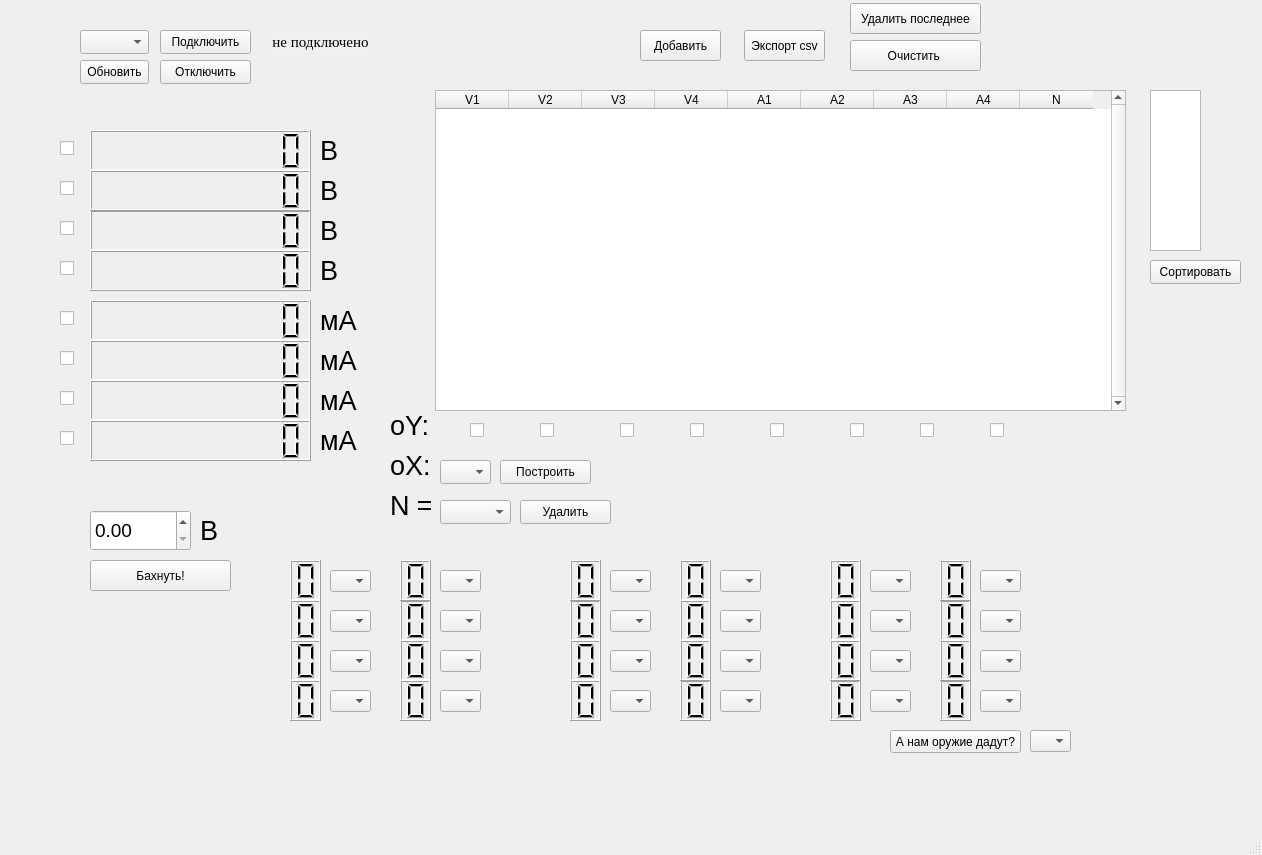
Old version of the form interface.ui in the repository KejLater/lab_stand.
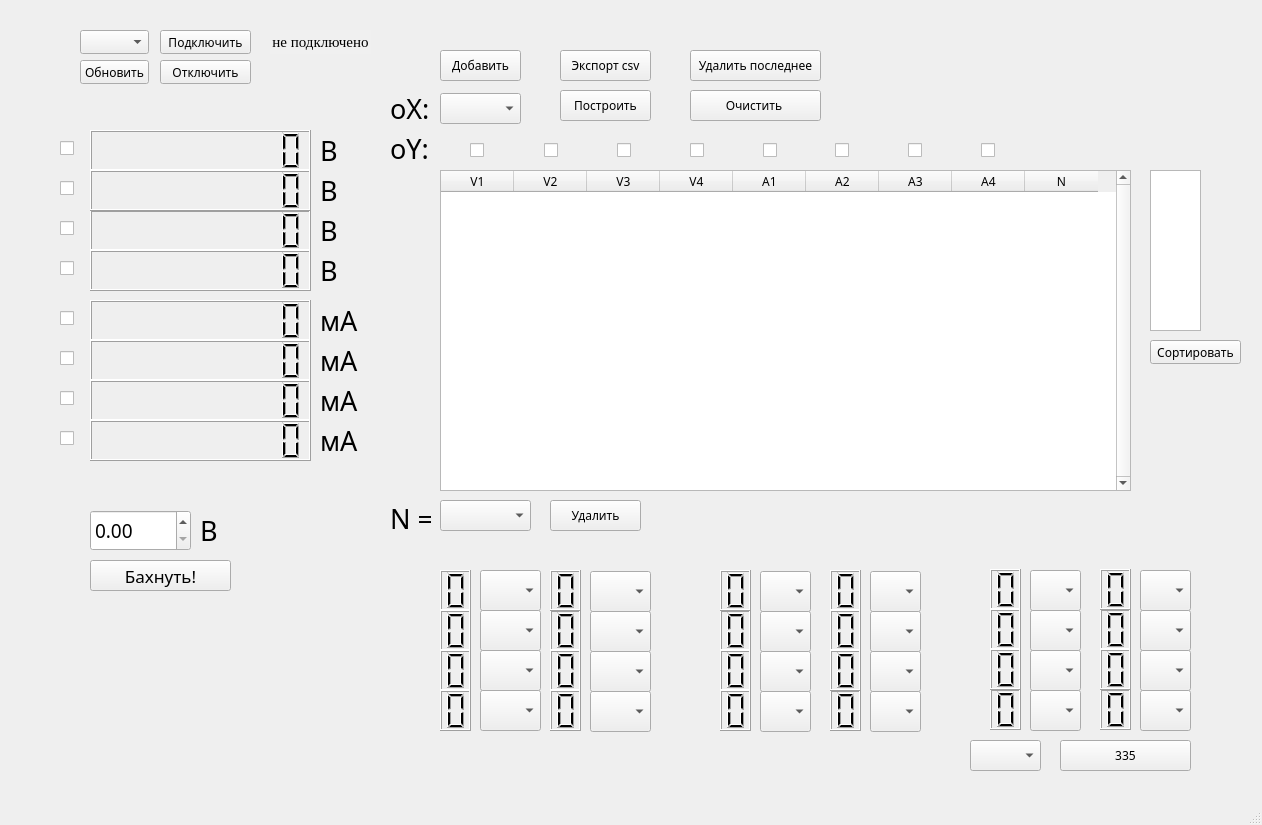
New version of the form.

Commit message: Font changed, graph builder changed

Patch:
```diff
--- a/interface.ui
+++ b/interface.ui
@@ -7,11 +7,13 @@
     <x>0</x>
     <y>0</y>
     <width>1262</width>
-    <height>855</height>
+    <height>825</height>
    </rect>
   </property>
   <property name="font">
    <font>
+    <family>Century Gothic</family>
+    <pointsize>9</pointsize>
     <strikeout>false</strikeout>
    </font>
   </property>
@@ -353,7 +355,7 @@
      <rect>
       <x>320</x>
       <y>300</y>
-      <width>41</width>
+      <width>51</width>
       <height>41</height>
      </rect>
     </property>
@@ -369,7 +371,7 @@
      <rect>
       <x>320</x>
       <y>340</y>
-      <width>41</width>
+      <width>51</width>
       <height>41</height>
      </rect>
     </property>
@@ -385,7 +387,7 @@
      <rect>
       <x>320</x>
       <y>380</y>
-      <width>41</width>
+      <width>51</width>
       <height>41</height>
      </rect>
     </property>
@@ -401,7 +403,7 @@
      <rect>
       <x>320</x>
       <y>420</y>
-      <width>41</width>
+      <width>51</width>
       <height>41</height>
      </rect>
     </property>
@@ -919,10 +921,10 @@
    <widget class="QPushButton" name="build_graph_button">
     <property name="geometry">
      <rect>
-      <x>500</x>
-      <y>460</y>
+      <x>560</x>
+      <y>90</y>
       <width>91</width>
-      <height>24</height>
+      <height>31</height>
      </rect>
     </property>
     <property name="text">
@@ -932,8 +934,8 @@
    <widget class="QPushButton" name="add_data_to_df_button">
     <property name="geometry">
      <rect>
-      <x>640</x>
-      <y>30</y>
+      <x>440</x>
+      <y>50</y>
       <width>81</width>
       <height>31</height>
      </rect>
@@ -945,8 +947,8 @@
    <widget class="QTableWidget" name="table_widget">
     <property name="geometry">
      <rect>
-      <x>435</x>
-      <y>90</y>
+      <x>440</x>
+      <y>170</y>
       <width>691</width>
       <height>321</height>
      </rect>
@@ -1046,7 +1048,7 @@
     <property name="geometry">
      <rect>
       <x>470</x>
-      <y>420</y>
+      <y>140</y>
       <width>21</width>
       <height>21</height>
      </rect>
@@ -1058,8 +1060,8 @@
    <widget class="QCheckBox" name="V2_y">
     <property name="geometry">
      <rect>
-      <x>540</x>
-      <y>420</y>
+      <x>544</x>
+      <y>140</y>
       <width>21</width>
       <height>21</height>
      </rect>
@@ -1071,8 +1073,8 @@
    <widget class="QCheckBox" name="V3_y">
     <property name="geometry">
      <rect>
-      <x>620</x>
-      <y>420</y>
+      <x>617</x>
+      <y>140</y>
       <width>21</width>
       <height>21</height>
      </rect>
@@ -1085,7 +1087,7 @@
     <property name="geometry">
      <rect>
       <x>690</x>
-      <y>420</y>
+      <y>140</y>
       <width>21</width>
       <height>21</height>
      </rect>
@@ -1097,8 +1099,8 @@
    <widget class="QCheckBox" name="A1_y">
     <property name="geometry">
      <rect>
-      <x>770</x>
-      <y>420</y>
+      <x>763</x>
+      <y>140</y>
       <width>21</width>
       <height>21</height>
      </rect>
@@ -1110,8 +1112,8 @@
    <widget class="QCheckBox" name="A2_y">
     <property name="geometry">
      <rect>
-      <x>850</x>
-      <y>420</y>
+      <x>835</x>
+      <y>140</y>
       <width>21</width>
       <height>21</height>
      </rect>
@@ -1123,8 +1125,8 @@
    <widget class="QCheckBox" name="A3_y">
     <property name="geometry">
      <rect>
-      <x>920</x>
-      <y>420</y>
+      <x>908</x>
+      <y>140</y>
       <width>21</width>
       <height>21</height>
      </rect>
@@ -1136,8 +1138,8 @@
    <widget class="QCheckBox" name="A4_y">
     <property name="geometry">
      <rect>
-      <x>990</x>
-      <y>420</y>
+      <x>981</x>
+      <y>140</y>
       <width>21</width>
       <height>21</height>
      </rect>
@@ -1171,6 +1173,13 @@
       <height>31</height>
      </rect>
     </property>
+    <property name="font">
+     <font>
+      <family>Century Gothic</family>
+      <pointsize>13</pointsize>
+      <strikeout>false</strikeout>
+     </font>
+    </property>
     <property name="text">
      <string>Бахнуть!</string>
     </property>
@@ -1191,9 +1200,9 @@
    <widget class="QPushButton" name="export_csv_button">
     <property name="geometry">
      <rect>
-      <x>744</x>
-      <y>30</y>
-      <width>81</width>
+      <x>560</x>
+      <y>50</y>
+      <width>91</width>
       <height>31</height>
      </rect>
     </property>
@@ -1204,8 +1213,8 @@
    <widget class="QPushButton" name="remove_last_from_df_button">
     <property name="geometry">
      <rect>
-      <x>850</x>
-      <y>3</y>
+      <x>690</x>
+      <y>50</y>
       <width>131</width>
       <height>31</height>
      </rect>
@@ -1217,8 +1226,8 @@
    <widget class="QPushButton" name="reset_df_and_table_button">
     <property name="geometry">
      <rect>
-      <x>850</x>
-      <y>40</y>
+      <x>690</x>
+      <y>90</y>
       <width>131</width>
       <height>31</height>
      </rect>
@@ -1231,13 +1240,14 @@
     <property name="geometry">
      <rect>
       <x>440</x>
-      <y>460</y>
-      <width>51</width>
-      <height>24</height>
+      <y>93</y>
+      <width>81</width>
+      <height>31</height>
      </rect>
     </property>
     <property name="font">
      <font>
+      <family>Century Gothic</family>
       <pointsize>11</pointsize>
       <strikeout>false</strikeout>
      </font>
@@ -1250,7 +1260,7 @@
     <property name="geometry">
      <rect>
       <x>390</x>
-      <y>450</y>
+      <y>90</y>
       <width>41</width>
       <height>31</height>
      </rect>
@@ -1266,7 +1276,7 @@
     <property name="geometry">
      <rect>
       <x>390</x>
-      <y>410</y>
+      <y>130</y>
       <width>41</width>
       <height>31</height>
      </rect>
@@ -1279,7 +1289,7 @@
     <property name="geometry">
      <rect>
       <x>1150</x>
-      <y>260</y>
+      <y>340</y>
       <width>91</width>
       <height>24</height>
      </rect>
@@ -1295,7 +1305,7 @@
     <property name="geometry">
      <rect>
       <x>390</x>
-      <y>490</y>
+      <y>500</y>
       <width>41</width>
       <height>31</height>
      </rect>
@@ -1307,10 +1317,10 @@
    <widget class="QPushButton" name="delete_by_N_button">
     <property name="geometry">
      <rect>
-      <x>520</x>
+      <x>550</x>
       <y>500</y>
       <width>91</width>
-      <height>24</height>
+      <height>31</height>
      </rect>
     </property>
     <property name="text">
@@ -1322,12 +1332,13 @@
      <rect>
       <x>440</x>
       <y>500</y>
-      <width>71</width>
-      <height>24</height>
+      <width>91</width>
+      <height>31</height>
      </rect>
     </property>
     <property name="font">
      <font>
+      <family>Century Gothic</family>
       <pointsize>11</pointsize>
       <strikeout>false</strikeout>
      </font>
@@ -1344,6 +1355,7 @@
     </property>
     <property name="font">
      <font>
+      <family>Century Gothic</family>
       <pointsize>14</pointsize>
       <strikeout>false</strikeout>
      </font>
@@ -1364,8 +1376,8 @@
    <widget class="QLCDNumber" name="lcd_io_0">
     <property name="geometry">
      <rect>
-      <x>290</x>
-      <y>560</y>
+      <x>440</x>
+      <y>570</y>
       <width>31</width>
       <height>41</height>
      </rect>
@@ -1380,8 +1392,8 @@
    <widget class="QLCDNumber" name="lcd_io_1">
     <property name="geometry">
      <rect>
-      <x>290</x>
-      <y>600</y>
+      <x>440</x>
+      <y>610</y>
       <width>31</width>
       <height>41</height>
      </rect>
@@ -1396,8 +1408,8 @@
    <widget class="QLCDNumber" name="lcd_io_2">
     <property name="geometry">
      <rect>
-      <x>290</x>
-      <y>640</y>
+      <x>440</x>
+      <y>650</y>
       <width>31</width>
       <height>41</height>
      </rect>
@@ -1412,8 +1424,8 @@
    <widget class="QLCDNumber" name="lcd_io_3">
     <property name="geometry">
      <rect>
-      <x>290</x>
-      <y>680</y>
+      <x>440</x>
+      <y>690</y>
       <width>31</width>
       <height>41</height>
      </rect>
@@ -1428,61 +1440,61 @@
    <widget class="QPushButton" name="reset_io_button">
     <property name="geometry">
      <rect>
-      <x>890</x>
-      <y>730</y>
+      <x>1060</x>
+      <y>740</y>
       <width>131</width>
-      <height>23</height>
+      <height>31</height>
      </rect>
     </property>
     <property name="text">
-     <string>А нам оружие дадут?</string>
+     <string>335</string>
     </property>
    </widget>
    <widget class="QComboBox" name="io_0_list">
     <property name="geometry">
      <rect>
-      <x>330</x>
+      <x>480</x>
       <y>570</y>
-      <width>41</width>
-      <height>22</height>
+      <width>61</width>
+      <height>41</height>
      </rect>
     </property>
    </widget>
    <widget class="QComboBox" name="io_1_list">
     <property name="geometry">
      <rect>
-      <x>330</x>
+      <x>480</x>
       <y>610</y>
-      <width>41</width>
-      <height>22</height>
+      <width>61</width>
+      <height>41</height>
      </rect>
     </property>
    </widget>
    <widget class="QComboBox" name="io_2_list">
     <property name="geometry">
      <rect>
-      <x>330</x>
+      <x>480</x>
       <y>650</y>
-      <width>41</width>
-      <height>22</height>
+      <width>61</width>
+      <height>41</height>
      </rect>
     </property>
    </widget>
    <widget class="QComboBox" name="io_3_list">
     <property name="geometry">
      <rect>
-      <x>330</x>
+      <x>480</x>
       <y>690</y>
-      <width>41</width>
-      <height>22</height>
+      <width>61</width>
+      <height>41</height>
      </rect>
     </property>
    </widget>
    <widget class="QLCDNumber" name="lcd_io_5">
     <property name="geometry">
      <rect>
-      <x>400</x>
-      <y>600</y>
+      <x>550</x>
+      <y>610</y>
       <width>31</width>
       <height>41</height>
      </rect>
@@ -1497,8 +1509,8 @@
    <widget class="QLCDNumber" name="lcd_io_4">
     <property name="geometry">
      <rect>
-      <x>400</x>
-      <y>560</y>
+      <x>550</x>
+      <y>570</y>
       <width>31</width>
       <height>41</height>
      </rect>
@@ -1513,8 +1525,8 @@
    <widget class="QLCDNumber" name="lcd_io_6">
     <property name="geometry">
      <rect>
-      <x>400</x>
-      <y>640</y>
+      <x>550</x>
+      <y>650</y>
       <width>31</width>
       <height>41</height>
      </rect>
@@ -1529,38 +1541,38 @@
    <widget class="QComboBox" name="io_5_list">
     <property name="geometry">
      <rect>
-      <x>440</x>
-      <y>610</y>
-      <width>41</width>
-      <height>22</height>
+      <x>590</x>
+      <y>611</y>
+      <width>61</width>
+      <height>41</height>
      </rect>
     </property>
    </widget>
    <widget class="QComboBox" name="io_4_list">
     <property name="geometry">
      <rect>
-      <x>440</x>
-      <y>570</y>
-      <width>41</width>
-      <height>22</height>
+      <x>590</x>
+      <y>571</y>
+      <width>61</width>
+      <height>41</height>
      </rect>
     </property>
    </widget>
    <widget class="QComboBox" name="io_6_list">
     <property name="geometry">
      <rect>
-      <x>440</x>
-      <y>650</y>
-      <width>41</width>
-      <height>22</height>
+      <x>590</x>
+      <y>651</y>
+      <width>61</width>
+      <height>41</height>
      </rect>
     </property>
    </widget>
    <widget class="QLCDNumber" name="lcd_io_7">
     <property name="geometry">
      <rect>
-      <x>400</x>
-      <y>680</y>
+      <x>550</x>
+      <y>690</y>
       <width>31</width>
       <height>41</height>
      </rect>
@@ -1575,18 +1587,18 @@
    <widget class="QComboBox" name="io_7_list">
     <property name="geometry">
      <rect>
-      <x>440</x>
-      <y>690</y>
-      <width>41</width>
-      <height>22</height>
+      <x>590</x>
+      <y>691</y>
+      <width>61</width>
+      <height>41</height>
      </rect>
     </property>
    </widget>
    <widget class="QLCDNumber" name="lcd_io_12">
     <property name="geometry">
      <rect>
-      <x>680</x>
-      <y>560</y>
+      <x>830</x>
+      <y>570</y>
       <width>31</width>
       <height>41</height>
      </rect>
@@ -1601,8 +1613,8 @@
    <widget class="QLCDNumber" name="lcd_io_9">
     <property name="geometry">
      <rect>
-      <x>570</x>
-      <y>600</y>
+      <x>720</x>
+      <y>610</y>
       <width>31</width>
       <height>41</height>
      </rect>
@@ -1617,8 +1629,8 @@
    <widget class="QLCDNumber" name="lcd_io_13">
     <property name="geometry">
      <rect>
-      <x>680</x>
-      <y>600</y>
+      <x>830</x>
+      <y>610</y>
       <width>31</width>
       <height>41</height>
      </rect>
@@ -1633,8 +1645,8 @@
    <widget class="QLCDNumber" name="lcd_io_8">
     <property name="geometry">
      <rect>
-      <x>570</x>
-      <y>560</y>
+      <x>720</x>
+      <y>570</y>
       <width>31</width>
       <height>41</height>
      </rect>
@@ -1649,18 +1661,18 @@
    <widget class="QComboBox" name="io_12_list">
     <property name="geometry">
      <rect>
-      <x>720</x>
-      <y>570</y>
-      <width>41</width>
-      <height>22</height>
+      <x>870</x>
+      <y>571</y>
+      <width>51</width>
+      <height>41</height>
      </rect>
     </property>
    </widget>
    <widget class="QLCDNumber" name="lcd_io_15">
     <property name="geometry">
      <rect>
-      <x>680</x>
-      <y>680</y>
+      <x>830</x>
+      <y>690</y>
       <width>31</width>
       <height>41</height>
      </rect>
@@ -1675,8 +1687,8 @@
    <widget class="QLCDNumber" name="lcd_io_10">
     <property name="geometry">
      <rect>
-      <x>570</x>
-      <y>640</y>
+      <x>720</x>
+      <y>650</y>
       <width>31</width>
       <height>41</height>
      </rect>
@@ -1691,58 +1703,58 @@
    <widget class="QComboBox" name="io_9_list">
     <property name="geometry">
      <rect>
-      <x>610</x>
-      <y>610</y>
-      <width>41</width>
-      <height>22</height>
+      <x>760</x>
+      <y>611</y>
+      <width>51</width>
+      <height>41</height>
      </rect>
     </property>
    </widget>
    <widget class="QComboBox" name="io_13_list">
     <property name="geometry">
      <rect>
-      <x>720</x>
-      <y>610</y>
-      <width>41</width>
-      <height>22</height>
+      <x>870</x>
+      <y>611</y>
+      <width>51</width>
+      <height>41</height>
      </rect>
     </property>
    </widget>
    <widget class="QComboBox" name="io_15_list">
     <property name="geometry">
      <rect>
-      <x>720</x>
-      <y>690</y>
-      <width>41</width>
-      <height>22</height>
+      <x>870</x>
+      <y>691</y>
+      <width>51</width>
+      <height>41</height>
      </rect>
     </property>
    </widget>
    <widget class="QComboBox" name="io_8_list">
     <property name="geometry">
      <rect>
-      <x>610</x>
-      <y>570</y>
-      <width>41</width>
-      <height>22</height>
+      <x>760</x>
+      <y>571</y>
+      <width>51</width>
+      <height>41</height>
      </rect>
     </property>
    </widget>
    <widget class="QComboBox" name="io_10_list">
     <property name="geometry">
      <rect>
-      <x>610</x>
-      <y>650</y>
-      <width>41</width>
-      <height>22</height>
+      <x>760</x>
+      <y>651</y>
+      <width>51</width>
+      <height>41</height>
      </rect>
     </property>
    </widget>
    <widget class="QLCDNumber" name="lcd_io_11">
     <property name="geometry">
      <rect>
-      <x>570</x>
-      <y>680</y>
+      <x>720</x>
+      <y>690</y>
       <width>31</width>
       <height>41</height>
      </rect>
@@ -1757,28 +1769,28 @@
    <widget class="QComboBox" name="io_11_list">
     <property name="geometry">
      <rect>
-      <x>610</x>
-      <y>690</y>
-      <width>41</width>
-      <height>22</height>
+      <x>760</x>
+      <y>691</y>
+      <width>51</width>
+      <height>41</height>
      </rect>
     </property>
    </widget>
    <widget class="QComboBox" name="io_14_list">
     <property name="geometry">
      <rect>
-      <x>720</x>
-      <y>650</y>
-      <width>41</width>
-      <height>22</height>
+      <x>870</x>
+      <y>651</y>
+      <width>51</width>
+      <height>41</height>
      </rect>
     </property>
    </widget>
    <widget class="QLCDNumber" name="lcd_io_14">
     <property name="geometry">
      <rect>
-      <x>680</x>
-      <y>640</y>
+      <x>830</x>
+      <y>650</y>
       <width>31</width>
       <height>41</height>
      </rect>
@@ -1793,8 +1805,8 @@
    <widget class="QLCDNumber" name="lcd_io_23">
     <property name="geometry">
      <rect>
-      <x>940</x>
-      <y>680</y>
+      <x>1100</x>
+      <y>689</y>
       <width>31</width>
       <height>41</height>
      </rect>
@@ -1809,8 +1821,8 @@
    <widget class="QLCDNumber" name="lcd_io_16">
     <property name="geometry">
      <rect>
-      <x>830</x>
-      <y>560</y>
+      <x>990</x>
+      <y>569</y>
       <width>31</width>
       <height>41</height>
      </rect>
@@ -1825,18 +1837,18 @@
    <widget class="QComboBox" name="io_18_list">
     <property name="geometry">
      <rect>
-      <x>870</x>
+      <x>1030</x>
       <y>650</y>
-      <width>41</width>
-      <height>22</height>
+      <width>51</width>
+      <height>41</height>
      </rect>
     </property>
    </widget>
    <widget class="QLCDNumber" name="lcd_io_21">
     <property name="geometry">
      <rect>
-      <x>940</x>
-      <y>600</y>
+      <x>1100</x>
+      <y>609</y>
       <width>31</width>
       <height>41</height>
      </rect>
@@ -1851,38 +1863,38 @@
    <widget class="QComboBox" name="io_21_list">
     <property name="geometry">
      <rect>
-      <x>980</x>
+      <x>1140</x>
       <y>610</y>
-      <width>41</width>
-      <height>22</height>
+      <width>51</width>
+      <height>41</height>
      </rect>
     </property>
    </widget>
    <widget class="QComboBox" name="io_19_list">
     <property name="geometry">
      <rect>
-      <x>870</x>
+      <x>1030</x>
       <y>690</y>
-      <width>41</width>
-      <height>22</height>
+      <width>51</width>
+      <height>41</height>
      </rect>
     </property>
    </widget>
    <widget class="QComboBox" name="io_22_list">
     <property name="geometry">
      <rect>
-      <x>980</x>
+      <x>1140</x>
       <y>650</y>
-      <width>41</width>
-      <height>22</height>
+      <width>51</width>
+      <height>41</height>
      </rect>
     </property>
    </widget>
    <widget class="QLCDNumber" name="lcd_io_17">
     <property name="geometry">
      <rect>
-      <x>830</x>
-      <y>600</y>
+      <x>990</x>
+      <y>609</y>
       <width>31</width>
       <height>41</height>
      </rect>
@@ -1897,8 +1909,8 @@
    <widget class="QLCDNumber" name="lcd_io_19">
     <property name="geometry">
      <rect>
-      <x>830</x>
-      <y>680</y>
+      <x>990</x>
+      <y>689</y>
       <width>31</width>
       <height>41</height>
      </rect>
@@ -1913,28 +1925,28 @@
    <widget class="QComboBox" name="io_23_list">
     <property name="geometry">
      <rect>
-      <x>980</x>
+      <x>1140</x>
       <y>690</y>
-      <width>41</width>
-      <height>22</height>
+      <width>51</width>
+      <height>41</height>
      </rect>
     </property>
    </widget>
    <widget class="QComboBox" name="io_16_list">
     <property name="geometry">
      <rect>
-      <x>870</x>
+      <x>1030</x>
       <y>570</y>
-      <width>41</width>
-      <height>22</height>
+      <width>51</width>
+      <height>41</height>
      </rect>
     </property>
    </widget>
    <widget class="QLCDNumber" name="lcd_io_20">
     <property name="geometry">
      <rect>
-      <x>940</x>
-      <y>560</y>
+      <x>1100</x>
+      <y>569</y>
       <width>31</width>
       <height>41</height>
      </rect>
@@ -1949,18 +1961,18 @@
    <widget class="QComboBox" name="io_20_list">
     <property name="geometry">
      <rect>
-      <x>980</x>
+      <x>1140</x>
       <y>570</y>
-      <width>41</width>
-      <height>22</height>
+      <width>51</width>
+      <height>41</height>
      </rect>
     </property>
    </widget>
    <widget class="QLCDNumber" name="lcd_io_22">
     <property name="geometry">
      <rect>
-      <x>940</x>
-      <y>640</y>
+      <x>1100</x>
+      <y>649</y>
       <width>31</width>
       <height>41</height>
      </rect>
@@ -1975,8 +1987,8 @@
    <widget class="QLCDNumber" name="lcd_io_18">
     <property name="geometry">
      <rect>
-      <x>830</x>
-      <y>640</y>
+      <x>990</x>
+      <y>649</y>
       <width>31</width>
       <height>41</height>
      </rect>
@@ -1991,20 +2003,20 @@
    <widget class="QComboBox" name="io_17_list">
     <property name="geometry">
      <rect>
-      <x>870</x>
+      <x>1030</x>
       <y>610</y>
-      <width>41</width>
-      <height>22</height>
+      <width>51</width>
+      <height>41</height>
      </rect>
     </property>
    </widget>
    <widget class="QComboBox" name="io_reset_list">
     <property name="geometry">
      <rect>
-      <x>1030</x>
-      <y>730</y>
-      <width>41</width>
-      <height>22</height>
+      <x>970</x>
+      <y>740</y>
+      <width>71</width>
+      <height>31</height>
      </rect>
     </property>
    </widget>
@@ -2012,7 +2024,7 @@
     <property name="geometry">
      <rect>
       <x>1150</x>
-      <y>90</y>
+      <y>170</y>
       <width>51</width>
       <height>161</height>
      </rect>
```
Left out of the diff: 18 changed lines with no effect on the pictures. The commit also changes 1 other file.
